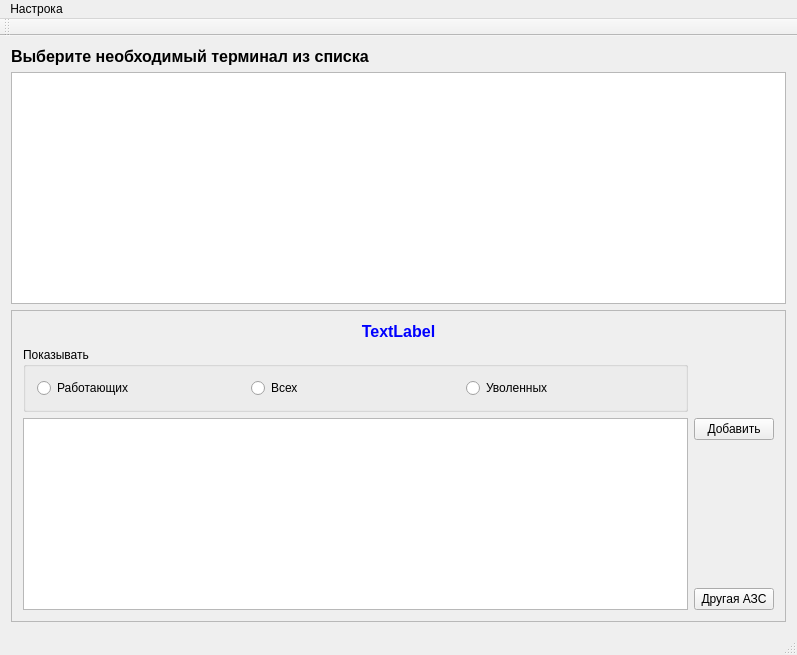
The window that mainwindow.ui (rust3128/MposOperators) describes before a commit, drawn with Qt 5.
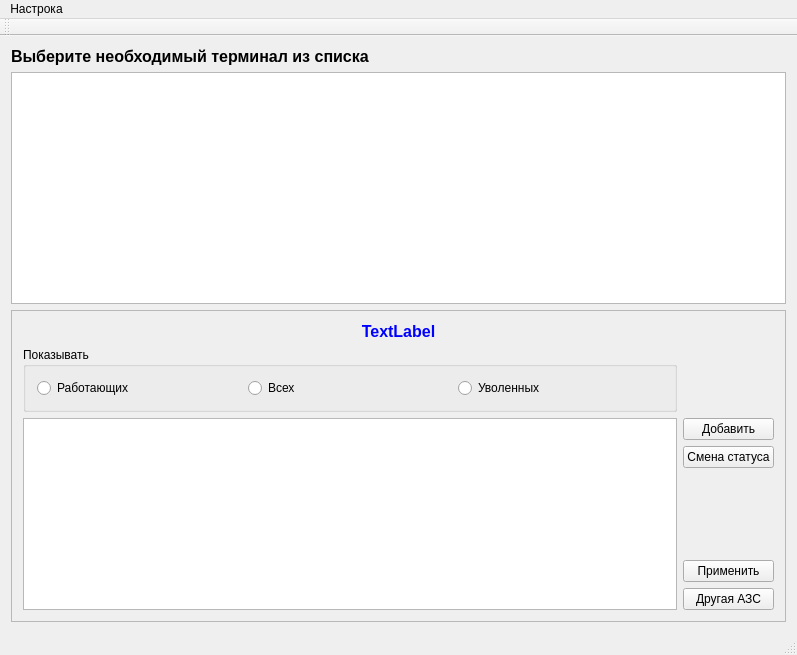
The same window after the commit. Icons and pictures are not drawn.

```diff
--- a/mainwindow.ui
+++ b/mainwindow.ui
@@ -108,6 +108,13 @@
            </property>
           </widget>
          </item>
+         <item>
+          <widget class="QPushButton" name="pushButtonActive">
+           <property name="text">
+            <string>Смена статуса</string>
+           </property>
+          </widget>
+         </item>
          <item>
           <spacer name="verticalSpacer">
            <property name="orientation">
@@ -121,6 +128,13 @@
            </property>
           </spacer>
          </item>
+         <item>
+          <widget class="QPushButton" name="pushButtonApplay">
+           <property name="text">
+            <string>Применить</string>
+           </property>
+          </widget>
+         </item>
          <item>
           <widget class="QPushButton" name="pushButton_2">
            <property name="text">
```
